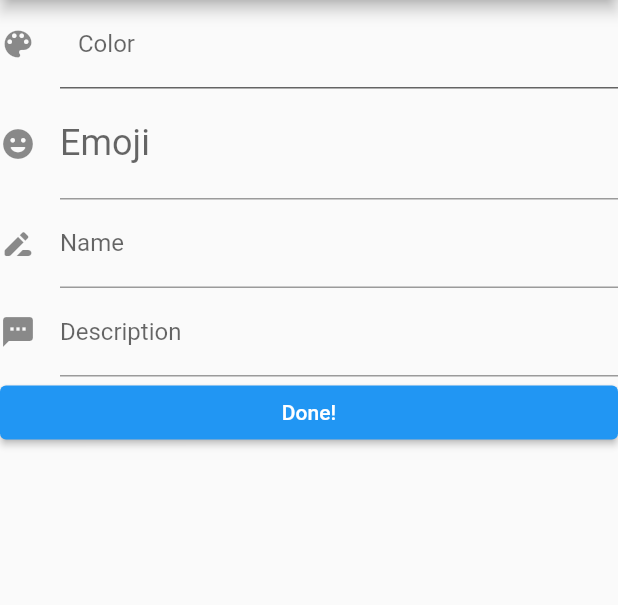
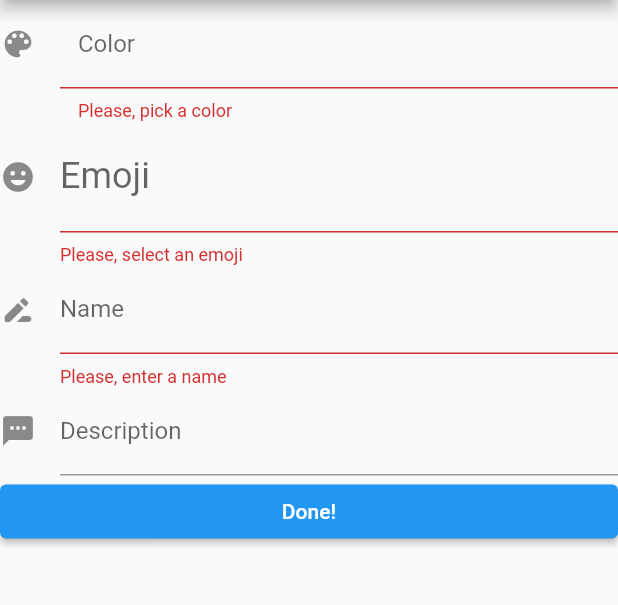
Before and after one commit to AlvaroFerGar/Croni, a Flutter app: the CroniTypeForm screen opened directly, after a tap on "Done!", on a phone screen of 412 x 824 dp, the part 84-689 px from its top. Run offline on Flutter 3.47's test engine with Material 2 defaults, Android fonts, the light colour scheme and no system bars; our stand-ins replace emoji_picker_flutter, flutter_colorpicker, table_calendar; statements that could not run were skipped.

Commit message:
La creación de un tipo de evento exige nombre, emoji y color. También se modifica el MaterialPicker por un BlockPicker
Signed-off-by: AlvaroFerGar <42245468+AlvaroFerGar@users.noreply.github.com>

```diff
--- a/lib/cronitypeform.dart
+++ b/lib/cronitypeform.dart
@@ -16,17 +16,19 @@ class _CroniTypeFormState extends State<CroniTypeForm> {
 
   String _croniTypeName = '';
   late Emoji _croniTypeEmoji;
-  Color _croniTypeColor=Colors.transparent;
+  Color _croniTypeColor = Colors.transparent;
   String _croniTypeDescription = "";
 
-  final Key _formKey = Key("");
+  final _formKey = GlobalKey<FormState>();
 
   final TextEditingController _emojicontroller = TextEditingController();
   bool _showEmojiKeyboard = false;
   bool _showColorPicker = false;
   @override
   Widget build(BuildContext context) {
-    return Scaffold(
+    return Form(
+      key: _formKey,
+      child: Scaffold(
         appBar: AppBar(
           title: const Text('New Croni Type!'),
         ),
@@ -47,23 +49,23 @@ class _CroniTypeFormState extends State<CroniTypeForm> {
               // This optional block of code can be used to run
               // code when the user saves the form.
             },
+
             validator: (String? value) {
-            return (value != null && value.contains('@'))
-                ? 'Do not use the @ char.'
+              return (_croniTypeColor==const Color(0x00000000))
+                  ? 'Please, pick a color'
                   : null;
             },
             onTap: onTapColorField,
-
           ),
           Visibility(
             visible: _showColorPicker,
             child: SizedBox(
               height: 400,
-          child: MaterialPicker(
+              child: BlockPicker(
                 pickerColor: Colors.red,
                 onColorChanged: onChangedColor,
-            enableLabel: false,
-            portraitOnly: false,
+                //enableLabel: false,
+                //portraitOnly: false,
               ),
             ),
           ),
@@ -86,8 +88,8 @@ class _CroniTypeFormState extends State<CroniTypeForm> {
               // code when the user saves the form.
             },
             validator: (String? value) {
-            return (value != null && value.contains('@'))
-                ? 'Do not use the @ char.'
+              return (_emojicontroller.text.isEmpty)
+                  ? 'Please, select an emoji'
                   : null;
             },
             onTap: onTapEmojiField,
@@ -138,8 +140,8 @@ class _CroniTypeFormState extends State<CroniTypeForm> {
               // code when the user saves the form.
             },
             validator: (String? value) {
-            return (value != null && value.contains('@'))
-                ? 'Do not use the @ char.'
+              return (_croniTypeName.isEmpty)
+                  ? 'Please, enter a name'
                   : null;
             },
           ),
@@ -166,58 +168,61 @@ class _CroniTypeFormState extends State<CroniTypeForm> {
             child: const Text('Done!'),
           ),
         ]),
+      ),
     );
   }
 
   void onTapEmojiField() {
     setState(() {
-      _showColorPicker=false;
+      _showColorPicker = false;
       _showEmojiKeyboard = !_showEmojiKeyboard;
     });
   }
 
   void onTapColorField() {
     setState(() {
-      _showEmojiKeyboard=false;
+      _showEmojiKeyboard = false;
       _showColorPicker = !_showColorPicker;
     });
   }
 
-  Future<void> onChangedEmojiField(category, Emoji emoji) async
-  {
+  Future<void> onChangedEmojiField(category, Emoji emoji) async {
     print("onChanged");
 
     _emojicontroller.text = emoji.emoji.toString();
-    _croniTypeEmoji=emoji;
+    _croniTypeEmoji = emoji;
     setState(() {
       _showEmojiKeyboard = false;
     });
   }
 
-
-Future<void> onChangedColor(Color color) async
-{
+  Future<void> onChangedColor(Color color) async {
     print("onChanged");
     print(color);
-  _croniTypeColor=color;
+    _croniTypeColor = color;
     setState(() {
       _showColorPicker = false;
     });
   }
 
-  Future<void> onPressedDone() async
-  {
+  Future<void> onPressedDone() async {
     print("onPressedDone");
 
-    //TODO: Añadir comprobaciones
-
     print(_croniTypeName);
-    print(_croniTypeEmoji);
+    print(_emojicontroller.text);
     print(_croniTypeColor);
     print(_croniTypeDescription);
-    //_formKey.currentState.save();
+
+    if (_formKey.currentState!.validate())
+    {
       setState(() {
-      Navigator.pop(context, [CroniType(name: _croniTypeName, emoji: _croniTypeEmoji, color: _croniTypeColor)]);
+        Navigator.pop(context, [
+          CroniType(
+              name: _croniTypeName,
+              emoji: _croniTypeEmoji,
+              color: _croniTypeColor)
+        ]);
       });
     }
   }
+}
```
Lines whose indentation alone changed are shown as unchanged.
